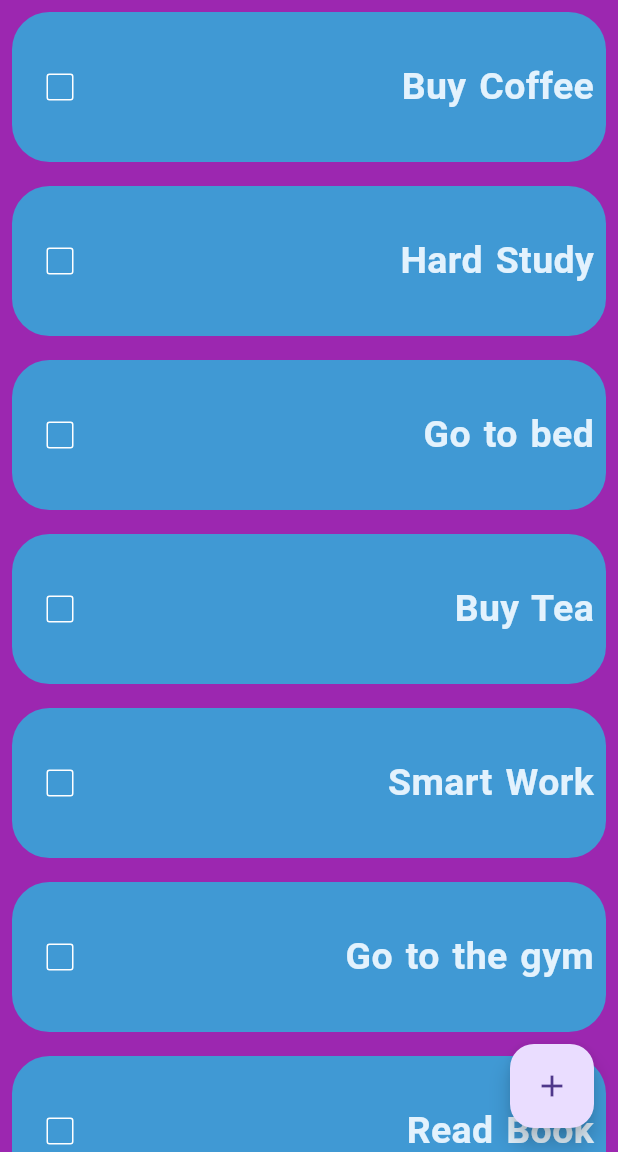
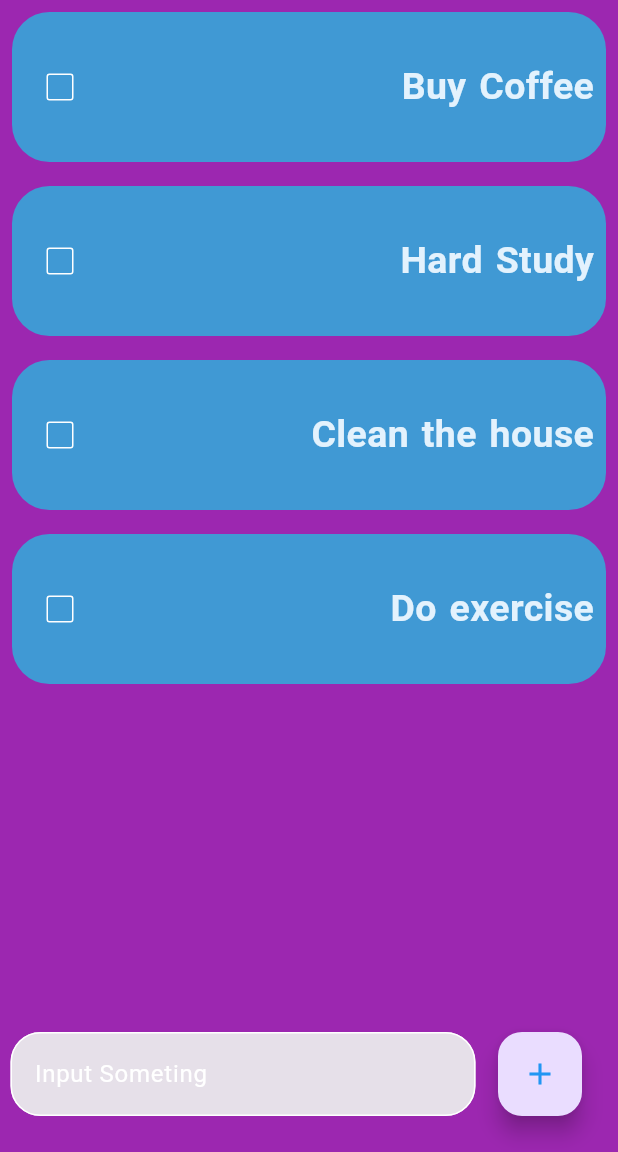
Before and after one commit to baukamobile/ToDOList, a Flutter app: the screen it shows after launch, on a phone screen of 412 x 824 dp, the part 84-1236 px from its top. Run offline on Flutter 3.47's test engine with Material 3 defaults, Android fonts, the phone set to English and light mode, and no system bars; our stand-ins replace flutter_bloc, flutter_riverpod.

Commit message:
todo app

```diff
--- a/lib/home.dart
+++ b/lib/home.dart
@@ -13,20 +13,22 @@ class _HomePageState extends State<HomePage> {
   List gettodolist = [
     ['Buy Coffee', false],
     ['Hard Study', false],
-    ['Go to bed', false],
-    ['Buy Tea', false],
-    ['Smart Work', false],
-    ['Go to the gym', false],
-    ['Read Book', false],
     ['Clean the house', false],
     ['Do exercise', false],
   ];
+  final _controller = TextEditingController();
   void checkboxchanged(int index){
     setState(() {
 
     gettodolist[index][1] = !gettodolist[index][1];
     });
   }
+void saveNewtask(){
+  setState(() {
+
+  gettodolist.add([_controller.text,false]);
+  _controller.clear();
+  });}
 
 
   // final bool task;
@@ -82,11 +84,53 @@ class _HomePageState extends State<HomePage> {
               }
             );
           }),
-          floatingActionButton: FloatingActionButton(onPressed: () {
+          floatingActionButton:
+          Padding(
+            padding: const EdgeInsets.all(8.0),
+            child: Row(
+              crossAxisAlignment: CrossAxisAlignment.center,
+              children: [
+                Expanded(
+                  child: Padding(
+                    padding: const EdgeInsets.symmetric(horizontal: 15),
+                    child: TextField(
+                      controller: _controller,
+                    decoration: InputDecoration(
+                      filled: true,
+                      // fillColor: Colors.white,
+                      // border: Border.all(
+                      //   color: Colors.white
+                      // ),
+                      hintText: 'Input Someting',
+                      hintStyle: TextStyle(
+                        color: Colors.white
+                      ),
+                      enabledBorder: OutlineInputBorder(
+                      borderRadius: BorderRadius.circular(20),
+                      borderSide: BorderSide(
+                        color: Colors.white,
+                      )
 
-          },
-            child: Icon(Icons.add)
+                      ),
+                      focusedBorder: OutlineInputBorder(
+                        borderRadius: BorderRadius.circular(20),
+
+                      )
+                    ),
+
+                                    ),
+                  )
+                ),
+
+             FloatingActionButton(onPressed: () {
+              saveNewtask();
+             },
+              child: Icon(Icons.add,color: Colors.blue,)
+                         )
+              ]
+            ),
           ),
     );
+
   }
 }
--- a/lib/todolist.dart
+++ b/lib/todolist.dart
@@ -6,6 +6,7 @@ class Todolist extends StatelessWidget {
   final String taskname;
   final bool taskCompleted;
   final Function(bool?)? onChanged;
+
 
 
   @override
```
